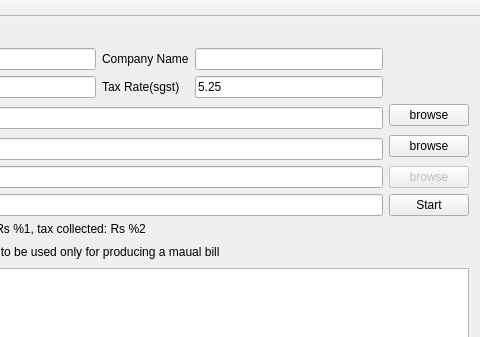
pritamghanghas/prepare_bills, file mainwindow.ui: the form before one commit; both pictures show x 199 to 679 and y 0 to 337 of the 679 by 714 pixel window.
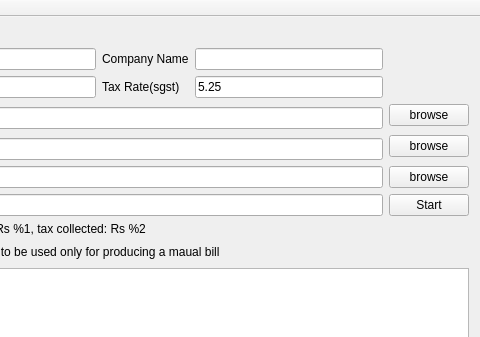
The form after the commit.

Commit message: last bit of signature issues fixed

```diff
--- a/mainwindow.ui
+++ b/mainwindow.ui
@@ -119,7 +119,7 @@
       <item row="5" column="6">
        <widget class="QPushButton" name="signature_button">
         <property name="enabled">
-         <bool>false</bool>
+         <bool>true</bool>
         </property>
         <property name="text">
          <string>browse</string>
```
The commit also changes 1 other file.
